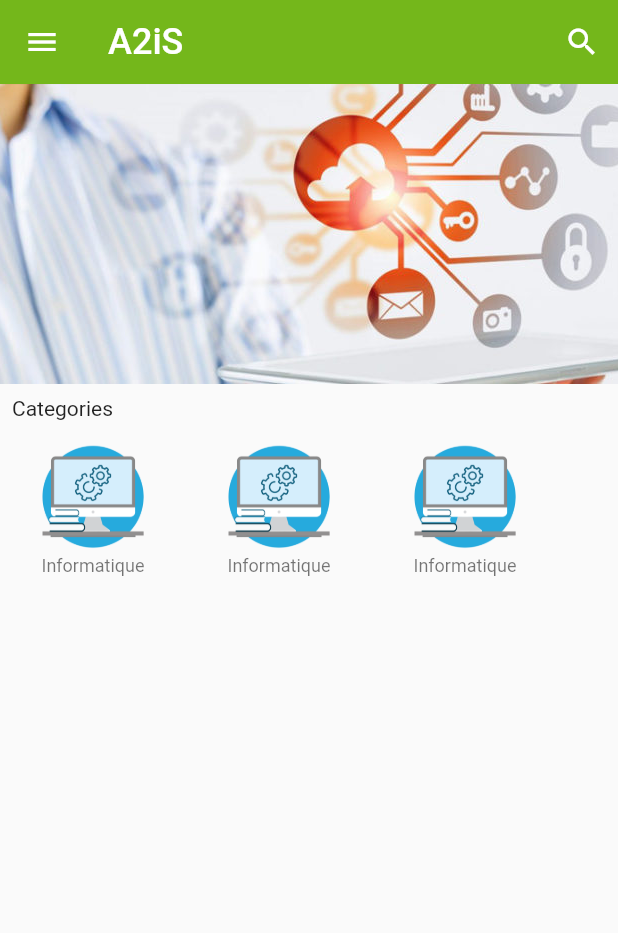
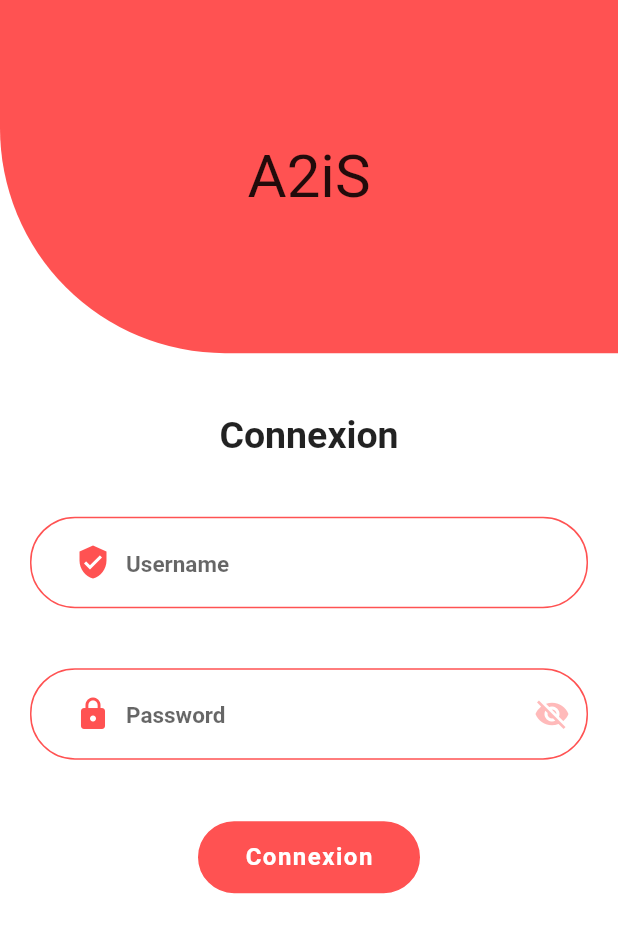
Before and after one commit to LTR32/a2is, a Flutter app: the screen it shows after launch, on a phone screen of 412 x 824 dp. Shown: the top 933 px of the screen. Run offline on Flutter 3.47's test engine with Material 2 defaults, Android fonts, the phone set to English and light mode, and no system bars; drawn by our look-alikes of carousel_pro; our stand-ins replace dots_indicator, get; missing offline and left inert: flutter_wordpress.

Commit message:
end 24/02

```diff
--- a/lib/main.dart
+++ b/lib/main.dart
@@ -1,7 +1,8 @@
 import 'package:a2is/home/a2is_list_products.dart';
 import 'package:a2is/home/main-a2is_page.dart';
+import 'package:a2is/pages/login_page.dart';
 import 'package:flutter/material.dart';
-
+/*
 void main() {
   runApp(const MyApp());
 }
@@ -22,3 +23,28 @@ class MyApp extends StatelessWidget {
     );
   }
 }
+*/
+void main() {
+  runApp(MyApp());
+}
+
+class MyApp extends StatefulWidget {
+  @override
+  _MyAppState createState() => _MyAppState();
+}
+
+class _MyAppState extends State<MyApp> {
+  @override
+  Widget build(BuildContext context) {
+    return MaterialApp(
+      title: 'Wordpress Login',
+      debugShowCheckedModeBanner: false,
+      theme: ThemeData(
+        brightness: Brightness.light,
+        primaryColor: Colors.redAccent,
+        accentColor: Colors.cyan[600]
+      ),
+      home: LoginPage(),
+    );
+  }
+}
--- /dev/null
+++ b/lib/model/login_model.dart
@@ -0,0 +1,18 @@
+import 'dart:convert';
+
+import 'package:flutter_wordpress/schemas/wordpress_error.dart';
+
+loginResponseModel loginResponseFromJson(String str) =>
+    LoginResponseModel.fromJson(json.decode(str));
+
+class LoginResponseModel {
+  bool success;
+  int statusCode;
+  String code;
+  String message;
+  Data data;
+
+  LoginResponseModel(
+
+      )
+}
--- /dev/null
+++ b/lib/pages/login_page.dart
@@ -0,0 +1,164 @@
+import 'package:a2is/utils/form_helper.dart';
+import 'package:flutter/material.dart';
+
+class LoginPage extends StatefulWidget {
+  @override
+  _LoginPageState createState() => _LoginPageState();
+}
+
+class _LoginPageState extends State<LoginPage> {
+
+  final _scaffoldKey = GlobalKey<ScaffoldState>();
+  static final GlobalKey<FormState> globalFormKey = GlobalKey<FormState>();
+  String _username = "";
+  String _pwd = "";
+  bool hidePassword = true;
+
+
+  @override
+  Widget build(BuildContext context) {
+    return Container(
+      child: Scaffold(
+        backgroundColor: Colors.white,
+        key: _scaffoldKey,
+        body: _loginUISetup(context),
+      ),
+    );
+  }
+
+
+  Widget _loginUISetup(BuildContext context) {
+    return new SingleChildScrollView(
+      child: new Container(
+        child: new Form(
+          child: _loginUI(context),
+        ),
+      ),
+    );
+  }
+
+  Widget _loginUI(BuildContext context) {
+    return Column(
+      mainAxisAlignment: MainAxisAlignment.start,
+      crossAxisAlignment: CrossAxisAlignment.start,
+      children: [
+        Container(
+          width: MediaQuery
+              .of(context)
+              .size
+              .width,
+          height: MediaQuery
+              .of(context)
+              .size
+              .height / 3.5,
+          decoration: BoxDecoration(
+              gradient: LinearGradient(
+                  begin: Alignment.topCenter,
+                  end: Alignment.bottomCenter,
+                  colors: [
+                    Colors.redAccent,
+                    Colors.redAccent
+                  ]
+              ),
+              borderRadius: BorderRadius.only(
+                  bottomLeft: Radius.circular(150)
+              )
+          ),
+          child: Column(
+            mainAxisAlignment: MainAxisAlignment.center,
+            children: [
+              Spacer(),
+              Align(
+                alignment: Alignment.center,
+                child: Text(
+                  "A2iS",
+                  style: TextStyle(fontSize: 40),
+                )
+              ),
+              Spacer()
+            ],
+          ),
+        ),
+        Center(
+          child: Padding(
+            padding: EdgeInsets.only(bottom: 20, top: 40),
+            child: Text(
+              "Connexion",
+              style: TextStyle(fontWeight: FontWeight.bold, fontSize: 25),
+            ),
+          ),
+        ),
+        Padding(
+          padding: EdgeInsets.only(bottom: 20, top: 20),
+          child: FormHelper.inputFieldWidget(
+            context,
+            Icon(Icons.verified_user),
+            "username",
+            "Username",
+             (onValidateVal) {
+              if(onValidateVal.isEmpty) {
+                return "Le nom d'utilisateur ne doit pas être vide.";
+              }
+              return null;
+             },
+                (onSavedValue) {
+              _username = onSavedValue.toString().trim();
+                },
+          ),
+        ),
+        Padding(
+          padding: EdgeInsets.only(bottom: 20, top: 20),
+          child: FormHelper.inputFieldWidget(
+            context,
+            Icon(Icons.lock),
+            "password",
+            "Password",
+                (onValidateVal) {
+              if(onValidateVal.isEmpty) {
+                return "Le mot de passe ne doit pas être vide.";
+              }
+              return null;
+                },
+                (onSavedValue) {
+              _pwd = onSavedValue.toString().trim();
+                },
+            initialValue: "",
+            obscureText: hidePassword,
+            suffixIcon: IconButton(
+                onPressed: () {
+                  setState(() {
+                    hidePassword = !hidePassword;
+                  });
+                },
+                color: Colors.redAccent.withOpacity(0.4),
+                icon: Icon(
+                  hidePassword?Icons.visibility_off : Icons.visibility
+                ),
+            )
+          ),
+        ),
+        SizedBox(height: 20),
+        new Center(
+          child: FormHelper.saveButton(
+            "Connexion",
+                () {
+              if(validateAndSave()) {
+
+              }
+                },
+          ),
+        )
+      ],
+    );
+  }
+
+  bool validateAndSave() {
+    final form = globalFormKey.currentState;
+    if(form != null && form.validate()) {
+      form.save();
+      return true;
+    }
+    return false;
+  }
+
+}
--- /dev/null
+++ b/lib/utils/form_helper.dart
@@ -0,0 +1,95 @@
+import 'package:flutter/material.dart';
+
+class FormHelper {
+  static Widget inputFieldWidget(BuildContext context,
+      Icon icon,
+      String keyName,
+      String labelName,
+      Function? onValidateVal,
+      Function onSavedValue, {
+        String initialValue = "",
+        obscureText = false,
+        Widget? suffixIcon
+      }) {
+  return Container(
+    padding: EdgeInsets.only(left: 20, right: 20),
+    child: TextFormField(
+      initialValue: initialValue,
+      key: new Key(keyName),
+      obscureText: obscureText,
+      validator: (val) {
+        return onValidateVal!(val);
+      },
+      onSaved: (val) {
+        return onSavedValue(val);
+      },
+      style: TextStyle(fontSize: 18),
+      decoration: InputDecoration(
+        hintStyle: TextStyle(fontWeight: FontWeight.bold, fontSize: 15),
+        hintText: labelName,
+        enabledBorder: OutlineInputBorder(
+          borderRadius: BorderRadius.circular(30),
+          borderSide: BorderSide(
+            color: Theme.of(context).primaryColor,
+            width: 1,
+          ),
+        ),
+        border: OutlineInputBorder(
+          borderRadius: BorderRadius.circular(30),
+          borderSide: BorderSide(
+            color: Theme.of(context).primaryColor,
+            width: 1,
+          ),
+        ),
+        suffixIcon: suffixIcon,
+        prefixIcon: Padding(
+          padding: EdgeInsets.only(left: 30, right: 10),
+          child: IconTheme(
+            data: IconThemeData(color: Theme.of(context).primaryColor),
+            child: icon,
+          ),
+        )
+      ),
+    ),
+  );
+  }
+
+  static Widget saveButton(
+      String buttonText,
+      Function onTap,
+      ) {
+    return Container(
+      height: 50,
+      width: 150,
+      child: GestureDetector(
+        onTap: () {
+          onTap();
+        },
+        child: Container(
+          decoration: BoxDecoration(
+            border: Border.all(
+              color: Colors.white, style: BorderStyle.solid, width: 1.0),
+            color: Colors.redAccent,
+            borderRadius: BorderRadius.circular(30.0),
+          ),
+          child: Row(
+            mainAxisAlignment: MainAxisAlignment.center,
+            children: [
+              Center(
+                child: Text(
+                  buttonText,
+                  style: TextStyle(
+                    color: Colors.white,
+                    fontSize: 16,
+                    fontWeight: FontWeight.w600,
+                    letterSpacing: 1
+                  ),
+                ),
+              )
+            ],
+          ),
+        ),
+      ),
+    );
+  }
+}
```
